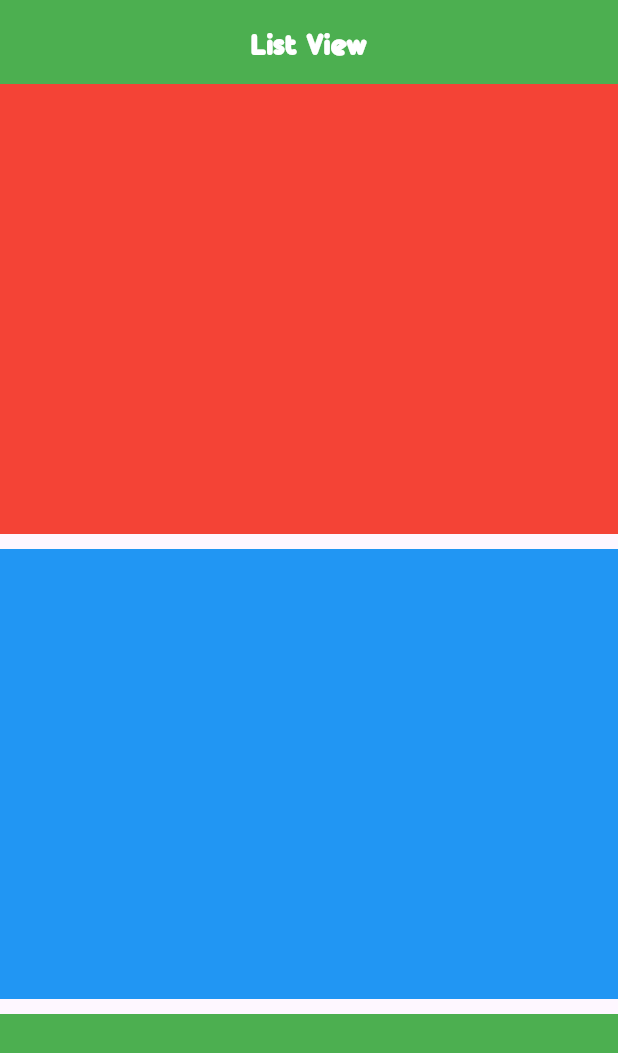
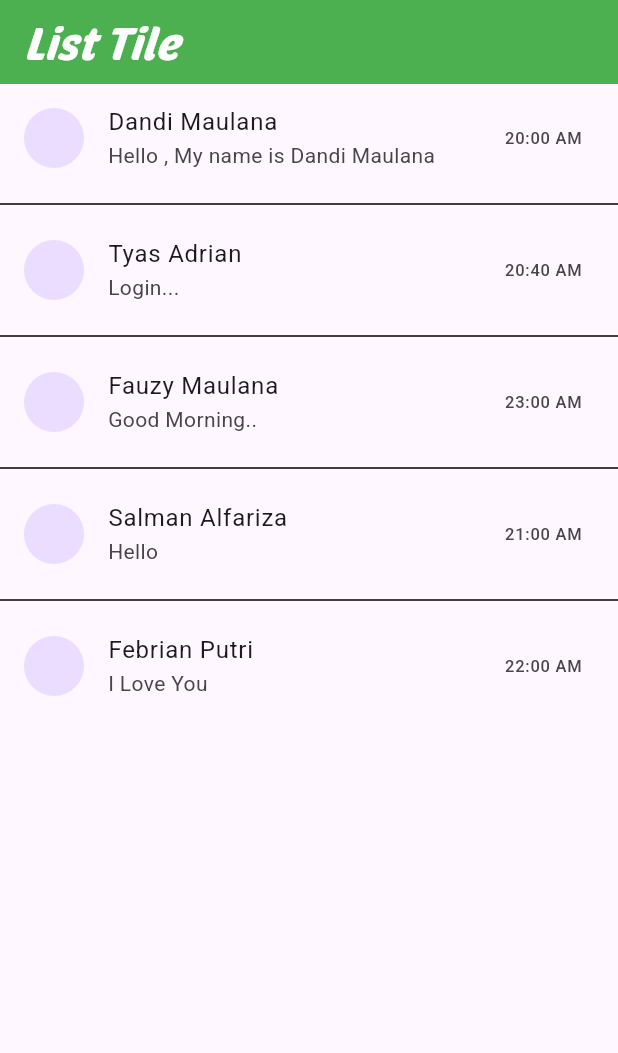
Before and after one commit to dandi-maulana/learn_flutter, a Flutter app: the screen it shows after launch, on a phone screen of 412 x 824 dp. Shown: the top 1053 px of the screen. Run offline on Flutter 3.47's test engine with Material 3 defaults, Android fonts, the phone set to English and light mode, and no system bars.

Commit message:
learn List Tile

```diff
--- a/lib/main.dart
+++ b/lib/main.dart
@@ -1,18 +1,11 @@
 import 'package:flutter/material.dart';
 
 void main() {
-  runApp(MyApp());
+  runApp(Myapp());
 }
 
-class MyApp extends StatelessWidget {
-  MyApp({super.key});
-
-  final List<Color> mycolor = [
-    Colors.red,
-    Colors.blue,
-    Colors.green,
-    Colors.purple,
-  ];
+class Myapp extends StatelessWidget {
+  const Myapp({super.key});
 
   @override
   Widget build(BuildContext context) {
@@ -21,24 +14,53 @@ class MyApp extends StatelessWidget {
       home: Scaffold(
         appBar: AppBar(
           title: Text(
-            'List View',
+            'List Tile',
             style: TextStyle(
-              fontSize: 20,
-              fontFamily: "Boldyguard",
               color: Colors.white,
+              fontSize: 30,
+              fontFamily: "Poetsen",
+              fontStyle: FontStyle.italic,
             ),
           ),
-          centerTitle: true,
           backgroundColor: Colors.green,
         ),
-        body: ListView.separated(
-          separatorBuilder: (context, index) {
-            return Container(height: 10);
-          },
-          itemCount: mycolor.length, // scrollDirection: Axis.horizontal,
-          itemBuilder: (context, index) {
-            return Container(height: 300, color: mycolor[index]);
-          },
+        body: ListView(
+          children: [
+            ListTile(
+              title: Text('Dandi Maulana'),
+              subtitle: Text('Hello , My name is Dandi Maulana'),
+              leading: CircleAvatar(),
+              trailing: Text('20:00 AM'),
+            ),
+            Divider(color: Colors.black),
+            ListTile(
+              title: Text('Tyas Adrian'),
+              subtitle: Text('Login...'),
+              leading: CircleAvatar(),
+              trailing: Text('20:40 AM'),
+            ),
+            Divider(color: Colors.black),
+            ListTile(
+              title: Text('Fauzy Maulana'),
+              subtitle: Text('Good Morning..'),
+              leading: CircleAvatar(),
+              trailing: Text('23:00 AM'),
+            ),
+            Divider(color: Colors.black),
+            ListTile(
+              title: Text('Salman Alfariza'),
+              subtitle: Text('Hello'),
+              leading: CircleAvatar(),
+              trailing: Text('21:00 AM'),
+            ),
+            Divider(color: Colors.black),
+            ListTile(
+              title: Text('Febrian Putri'),
+              subtitle: Text('I Love You'),
+              leading: CircleAvatar(),
+              trailing: Text('22:00 AM'),
+            ),
+          ],
         ),
       ),
     );
```
Also changed, not shown: pubspec.yaml (+8 -0 lines), fonts/PoetsenOne-Regular.ttf (added), fonts/Roboto-Italic.ttf (added), fonts/Roboto.ttf (added).
